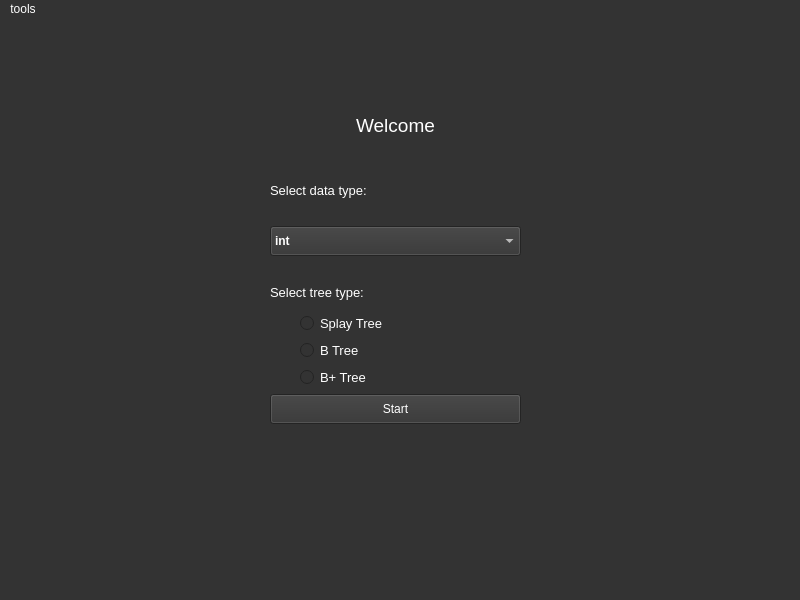
First picture: the form in qt/patterns-tree-qt/mainwindow.ui, repository Neknu/patterns-tree-lab, before the edit.
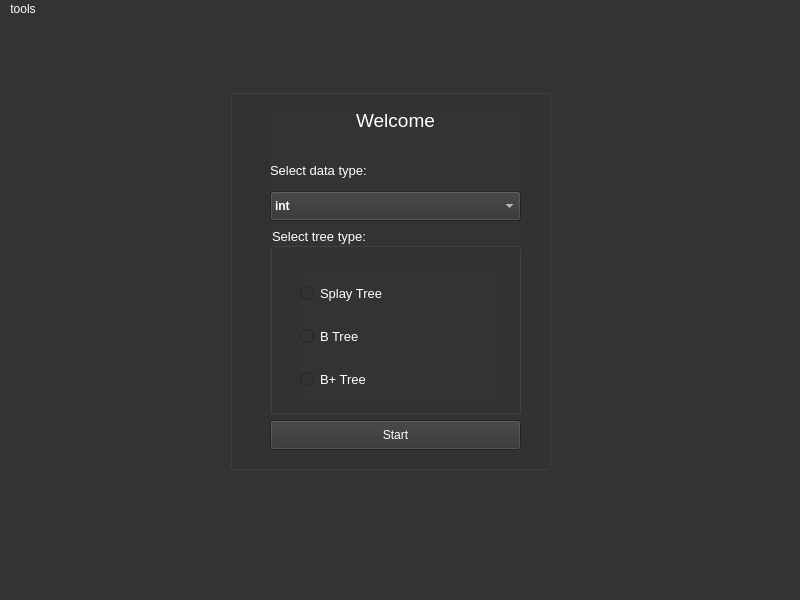
Second picture: the form after the edit.

Commit message: trying to add some qt logic for trees

```diff
--- a/qt/patterns-tree-qt/mainwindow.ui
+++ b/qt/patterns-tree-qt/mainwindow.ui
@@ -33,17 +33,29 @@
     <property name="currentIndex">
      <number>0</number>
     </property>
-    <widget class="QWidget" name="stackedWidgetPage1" native="true">
+    <widget class="QWidget" name="stackedWidgetPage1">
+     <widget class="QGroupBox" name="groupBox_2">
+      <property name="geometry">
+       <rect>
+        <x>220</x>
+        <y>70</y>
+        <width>321</width>
+        <height>381</height>
+       </rect>
+      </property>
+      <property name="title">
+       <string/>
+      </property>
      <widget class="QWidget" name="verticalLayoutWidget">
       <property name="geometry">
        <rect>
-        <x>260</x>
-        <y>80</y>
+         <x>40</x>
+         <y>20</y>
         <width>251</width>
         <height>341</height>
        </rect>
       </property>
-      <layout class="QVBoxLayout" name="verticalLayout" stretch="0,0,0,0">
+       <layout class="QVBoxLayout" name="globalLayout_p1" stretch="0,0,0,0">
        <item>
         <widget class="QLabel" name="label_welcome">
          <property name="maximumSize">
@@ -133,31 +145,33 @@
          <property name="topMargin">
           <number>0</number>
          </property>
-         <item>
-          <widget class="QLabel" name="label_select_tree">
-           <property name="maximumSize">
-            <size>
-             <width>16777215</width>
-             <height>30</height>
-            </size>
-           </property>
-           <property name="font">
-            <font>
-             <pointsize>10</pointsize>
-            </font>
-           </property>
-           <property name="text">
-            <string>Select tree type:</string>
-           </property>
-          </widget>
-         </item>
          <item>
           <layout class="QVBoxLayout" name="verticalLayout_3">
            <property name="leftMargin">
-            <number>30</number>
+             <number>0</number>
            </property>
            <item>
-            <widget class="QRadioButton" name="radioButton">
+             <widget class="QGroupBox" name="groupBox">
+              <property name="font">
+               <font>
+                <pointsize>10</pointsize>
+               </font>
+              </property>
+              <property name="title">
+               <string>Select tree type:</string>
+              </property>
+              <widget class="QWidget" name="verticalLayoutWidget_2">
+               <property name="geometry">
+                <rect>
+                 <x>30</x>
+                 <y>40</y>
+                 <width>201</width>
+                 <height>140</height>
+                </rect>
+               </property>
+               <layout class="QVBoxLayout" name="verticalLayout_6">
+                <item>
+                 <widget class="QRadioButton" name="radio_button_splaytree">
              <property name="font">
               <font>
                <pointsize>10</pointsize>
@@ -169,7 +183,7 @@
             </widget>
            </item>
            <item>
-            <widget class="QRadioButton" name="radioButton_2">
+                 <widget class="QRadioButton" name="radio_btn_btree">
              <property name="font">
               <font>
                <pointsize>10</pointsize>
@@ -181,7 +195,7 @@
             </widget>
            </item>
            <item>
-            <widget class="QRadioButton" name="radioButton_3">
+                 <widget class="QRadioButton" name="radio_button_bplustree">
              <property name="font">
               <font>
                <pointsize>10</pointsize>
@@ -193,6 +207,10 @@
             </widget>
            </item>
           </layout>
+              </widget>
+             </widget>
+            </item>
+           </layout>
          </item>
          <item>
           <widget class="QPushButton" name="pushButton">
@@ -212,7 +230,8 @@
       </layout>
      </widget>
     </widget>
-    <widget class="QWidget" name="stackedWidgetPage2" native="true">
+    </widget>
+    <widget class="QWidget" name="stackedWidgetPage2">
      <widget class="QWidget" name="horizontalLayoutWidget">
       <property name="geometry">
        <rect>
```
Lines whose indentation alone changed are shown as unchanged. The commit also changes 7 other files.
